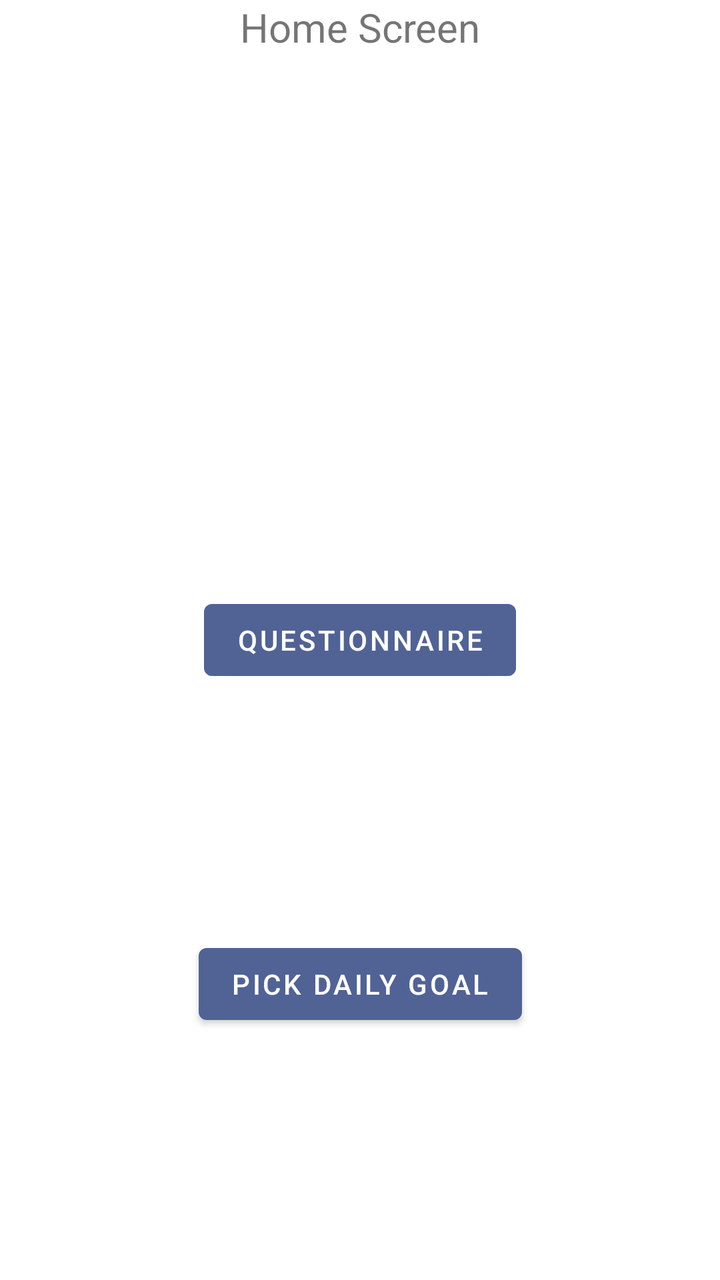
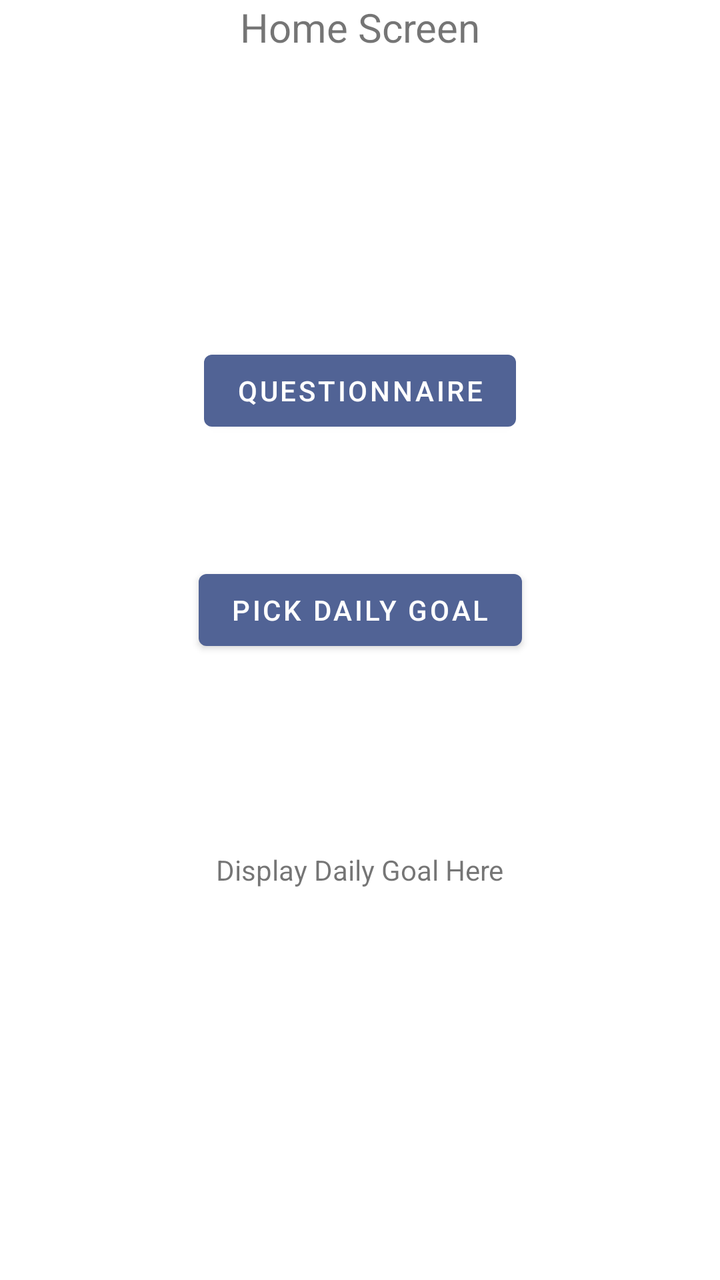

An Android layout rendered at two revisions. The XML below is the earlier revision; the diff shows what the commit changed to produce the second picture.
<!-- AndroidManifest.xml: application theme Theme.SELab23B02 -->
<!-- res/layout/fragment_home.xml -->
<?xml version="1.0" encoding="utf-8"?>
<androidx.constraintlayout.widget.ConstraintLayout xmlns:android="http://schemas.android.com/apk/res/android"
    xmlns:tools="http://schemas.android.com/tools"
    android:layout_width="match_parent"
    android:layout_height="match_parent"
    xmlns:app="http://schemas.android.com/apk/res-auto"
    tools:context=".HomeFragment">

    
    <TextView
        android:layout_width="wrap_content"
        android:layout_height="wrap_content"
        android:layout_gravity="center"
        android:text="Home Screen"
        app:layout_constraintTop_toTopOf="parent"
        app:layout_constraintLeft_toLeftOf="parent"
        app:layout_constraintRight_toRightOf="parent"
        android:textSize="20sp"/>

    <Button
        android:id="@+id/QuestionnaireButton"
        android:layout_width="wrap_content"
        android:layout_height="wrap_content"
        android:text="Questionnaire"
        app:layout_constraintBottom_toBottomOf="parent"
        app:layout_constraintTop_toTopOf="parent"
        app:layout_constraintLeft_toLeftOf="parent"
        app:layout_constraintRight_toRightOf="parent"
        android:onClick="QuestionnaireClicked"
        />

    <Button
        android:id="@+id/DailyGoalButton"
        android:layout_width="wrap_content"
        android:layout_height="wrap_content"
        android:text="Pick Daily Goal"
        app:layout_constraintBottom_toBottomOf="parent"
        app:layout_constraintTop_toBottomOf="@+id/QuestionnaireButton"
        app:layout_constraintLeft_toLeftOf="parent"
        app:layout_constraintRight_toRightOf="parent"
        android:onClick="PickDailyGoalClicked"
         />


</androidx.constraintlayout.widget.ConstraintLayout>
<!-- resources referenced by this layout -->
<resources>
  <style name="Theme.SELab23B02" parent="Theme.MaterialComponents.DayNight.DarkActionBar">
          
          <item name="colorPrimary">@color/accent_color</item>
          <item name="colorPrimaryVariant">@color/accent_color</item>
          <item name="colorOnPrimary">@color/white</item>
          
          <item name="colorSecondary">@color/teal_200</item>
          <item name="colorSecondaryVariant">@color/teal_700</item>
          <item name="colorOnSecondary">@color/black</item>
          
          <item name="android:statusBarColor">?attr/colorPrimaryVariant</item>
          
      </style>
  <color name="accent_color">#516395</color>
  <color name="white">#FFFFFFFF</color>
  <color name="teal_200">#FF03DAC5</color>
  <color name="teal_700">#FF018786</color>
  <color name="black">#FF000000</color>
</resources>

<!-- the commit's change to res/layout/fragment_home.xml (unified diff, before → after) -->
@@ -27,6 +27,7 @@
         app:layout_constraintLeft_toLeftOf="parent"
         app:layout_constraintRight_toRightOf="parent"
         android:onClick="QuestionnaireClicked"
+        android:layout_marginTop="-250dp"
         />
 
     <Button
@@ -39,7 +40,18 @@
         app:layout_constraintLeft_toLeftOf="parent"
         app:layout_constraintRight_toRightOf="parent"
         android:onClick="PickDailyGoalClicked"
+        android:layout_marginTop="-250dp"
          />
+    <TextView
+        android:id="@+id/DailyGoalTxt"
+        android:layout_width="wrap_content"
+        android:layout_height="wrap_content"
+        android:text="Display Daily Goal Here"
+        app:layout_constraintBottom_toBottomOf="parent"
+        app:layout_constraintTop_toBottomOf="@+id/DailyGoalButton"
+        app:layout_constraintLeft_toLeftOf="parent"
+        app:layout_constraintRight_toRightOf="parent"
+        android:layout_marginTop="-100dp"/>
 
 
 </androidx.constraintlayout.widget.ConstraintLayout>
